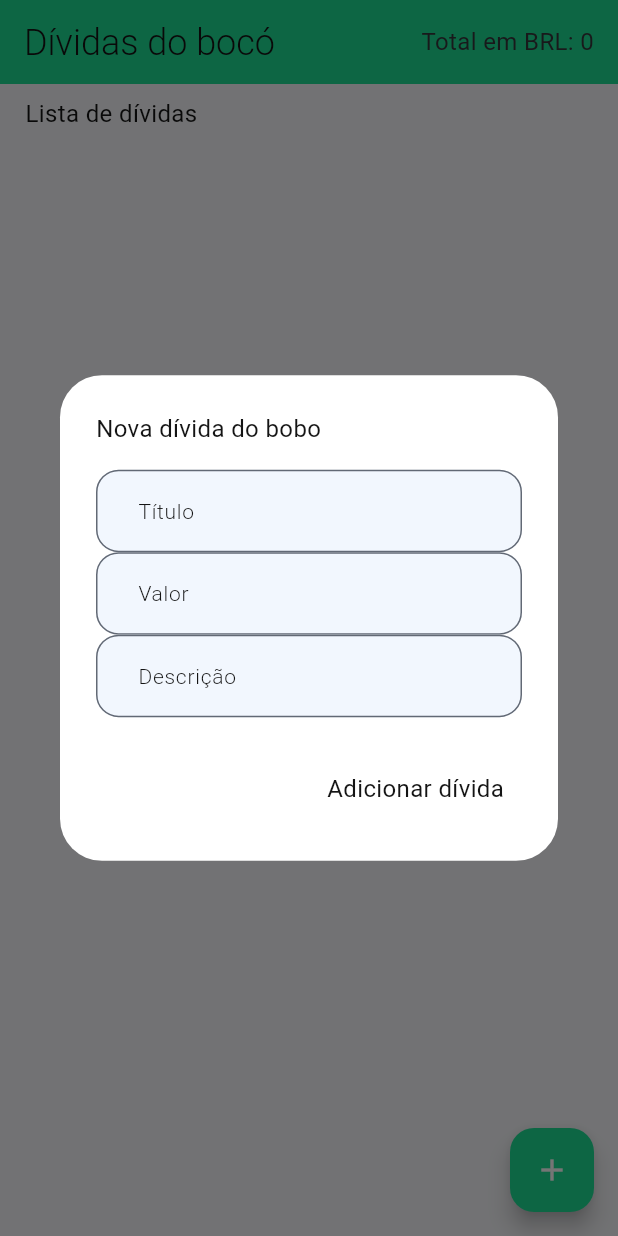
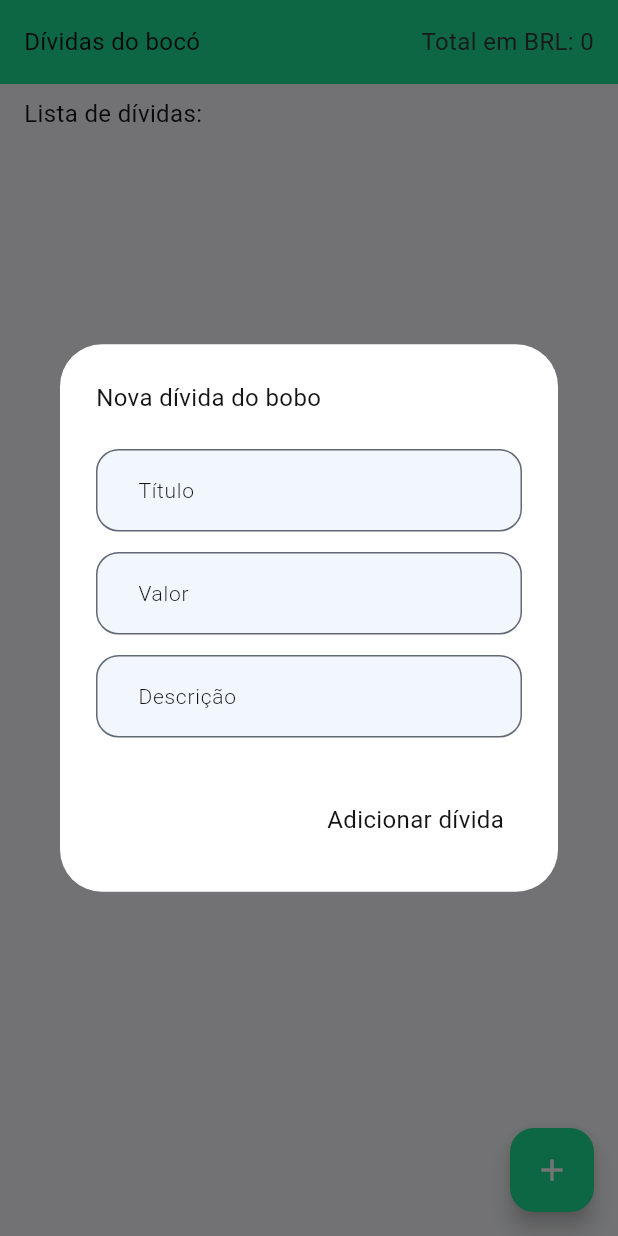
Before and after one commit to voidrt/dividasapp, a Flutter app: the screen it shows after launch, after a tap on the "add" icon, on a phone screen of 412 x 824 dp. Run offline on Flutter 3.47's test engine with Material 3 defaults, Android fonts, the phone set to English and light mode, and no system bars; our stand-ins replace flutter_riverpod, google_fonts, line_icons, shared_preferences; Roboto replaces fonts that are missing (Exo).

```diff
--- a/lib/models/transacao.dart
+++ b/lib/models/transacao.dart
@@ -9,4 +9,8 @@ class Transacao {
   final double valor;
   final String titulo;
   final String? descricao;
+
+  @override
+  String toString() =>
+      "{'data': ${data.day}/${data.month}, 'valor': $valor, 'titulo': $titulo, 'descricao': $descricao}";
 }
--- a/lib/view/home.dart
+++ b/lib/view/home.dart
@@ -20,7 +20,7 @@ class HomePage extends ConsumerWidget {
     );
     return Scaffold(
       appBar: AppBar(
-        title: StandardHeadlineText("Dívidas do bocó"),
+        title: StandardBodyText("Dívidas do bocó"),
         actions: [
           Text('Total em BRL: '),
           Text(rojas.dividaTotal.toStringAsFixed(0)),
@@ -43,7 +43,10 @@ class HomePage extends ConsumerWidget {
         crossAxisAlignment: CrossAxisAlignment.start,
         children: [
           SizedBox(height: AppPaddings.small),
-          StandardBodyText('    Lista de dívidas'),
+          Padding(
+            padding: const EdgeInsets.only(left: AppPaddings.defaultSize),
+            child: StandardBodyText('Lista de dívidas:'),
+          ),
           Expanded(
             child: ListView.builder(
               itemCount: rojas.transacoes.length,
--- a/lib/widgets/transacao_dialog.dart
+++ b/lib/widgets/transacao_dialog.dart
@@ -4,23 +4,36 @@ import 'package:dividas/theme/colors.dart';
 import 'package:flutter/material.dart';
 import 'package:flutter_riverpod/flutter_riverpod.dart';
 
-class AddTransacao extends StatelessWidget {
+class AddTransacao extends StatefulWidget {
   const AddTransacao({super.key, required this.ref});
 
   final WidgetRef ref;
 
   @override
+  State<AddTransacao> createState() => _AddTransacaoState();
+}
+
+class _AddTransacaoState extends State<AddTransacao> {
+  @override
+  void dispose() {
+    titulo.dispose();
+    valor.dispose();
+    descricao.dispose();
+    super.dispose();
+  }
+
+  final TextEditingController titulo = TextEditingController();
+  final TextEditingController descricao = TextEditingController();
+  final TextEditingController valor = TextEditingController();
+
+  @override
   Widget build(BuildContext context) {
-    final TextEditingController titulo = TextEditingController();
-    final TextEditingController descricao = TextEditingController();
-    final TextEditingController valor = TextEditingController();
-
     return AlertDialog(
       title: StandardBodyText('Nova dívida do bobo'),
       actions: [
         TextButton(
           onPressed: () {
-            ref
+            widget.ref
                 .read(transactionProvider.notifier)
                 .add(
                   titulo.text,
@@ -28,13 +41,14 @@ class AddTransacao extends StatelessWidget {
                   DateTime.now(),
                   double.parse(valor.text),
                 );
+
             Navigator.pop(context);
           },
           child: StandardBodyText('Adicionar dívida'),
         ),
       ],
       content: SizedBox(
-        height: MediaQuery.of(context).size.height / 5,
+        height: MediaQuery.of(context).size.height / 4,
         width: MediaQuery.of(context).size.width,
         child: Column(
           mainAxisAlignment: MainAxisAlignment.spaceAround,
--- a/pubspec.yaml
+++ b/pubspec.yaml
@@ -12,6 +12,7 @@ dependencies:
   flutter_riverpod: ^2.6.1
   google_fonts: ^6.2.1
   line_icons: ^2.0.3
+  shared_preferences: ^2.5.3
 
 dev_dependencies:
   flutter_lints: ^5.0.0
```
Also changed, not shown: lib/repository/transacoes_provider.dart (+8 -2 lines), lib/widgets/transaction_card.dart (+19 -18 lines), pubspec.lock.
